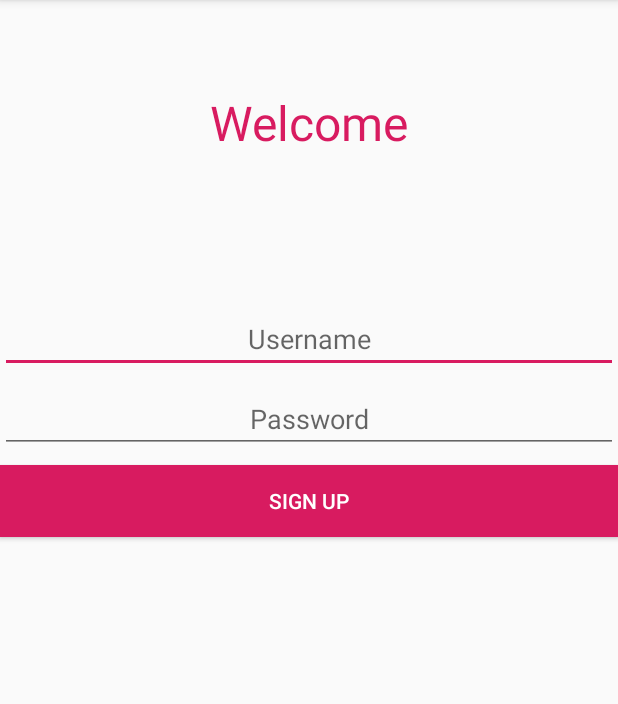
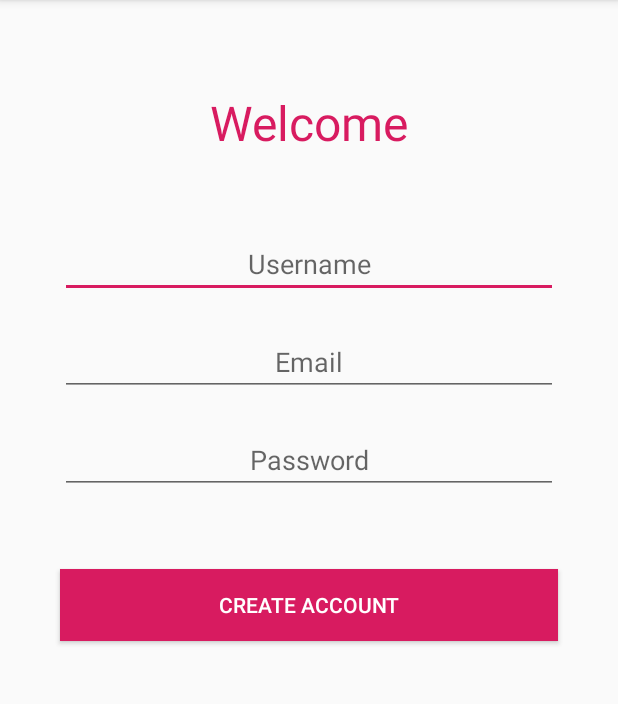
Before and after one commit to AmiraliSajadi/NoteBoi, an Android app: the sign_up screen opened directly, with no data from a screen before it, on a phone screen of 412 x 824 dp, the part 84-788 px from its top. Run offline under Robolectric (Android 15) with nearby library versions, the phone set to English and light mode, and no system bars; libraries missing offline, so code that uses them is left out: com.parse, dmax.dialog.

Commit message:
getting emails and sending verification emails

```diff
--- a/app/src/main/java/com/example/noteboi/sign_up.java
+++ b/app/src/main/java/com/example/noteboi/sign_up.java
@@ -6,14 +6,14 @@ import android.content.Intent;
 import android.net.ConnectivityManager;
 import android.net.NetworkInfo;
 import android.os.Bundle;
+import android.text.TextUtils;
+import android.util.Patterns;
 import android.view.View;
 import android.widget.Button;
 import android.widget.EditText;
 import android.widget.Toast;
 
-import com.example.noteboi.MainActivity;
-import com.example.noteboi.R;
-import com.google.android.material.snackbar.Snackbar;
+
 import com.parse.ParseException;
 import com.parse.ParseUser;
 import com.parse.SignUpCallback;
@@ -22,7 +22,7 @@ import dmax.dialog.SpotsDialog;
 
 public class sign_up extends AppCompatActivity {
 
-    EditText new_user, new_pass;
+    EditText new_user, new_pass, new_email;
     Button new_signup;
     android.app.AlertDialog dialog;
 
@@ -31,6 +31,7 @@ public class sign_up extends AppCompatActivity {
         super.onCreate(savedInstanceState);
         setContentView(R.layout.activity_sign_up);
 
+        new_email = findViewById(R.id.ed_new_email);
         new_user = findViewById(R.id.ed_new_user);
         new_pass = findViewById(R.id.ed_new_pass);
         new_signup = findViewById(R.id.b_signup);
@@ -61,10 +62,13 @@ public class sign_up extends AppCompatActivity {
 
             if (new_user.getText().toString().length() <= 12
                     && new_pass.getText().toString().length() >= 4
-                    && new_pass.getText().toString().length() <= 16){
+                    && new_pass.getText().toString().length() <= 16
+                    && isValidEmail(new_email.getText().toString().trim())){
                 ParseUser user = new ParseUser();
                 user.setUsername(new_user.getText().toString().trim());
                 user.setPassword(new_pass.getText().toString());
+                user.setEmail(new_email.getText().toString());
+
 
                 user.signUpInBackground(new SignUpCallback() {
                     public void done(ParseException e) {
@@ -82,6 +86,11 @@ public class sign_up extends AppCompatActivity {
                 });dialog.dismiss();
             }
 
+            else if(!isValidEmail(new_email.getText().toString())) {
+                Toast.makeText(this, "Invalid email format", Toast.LENGTH_SHORT).show();
+                dialog.dismiss();
+            }
+
             else if (new_user.getText().toString().length() > 12) {
                 Toast.makeText(this, "Username must contain less than 13 characters", Toast.LENGTH_LONG).show();
                 dialog.dismiss();
@@ -95,4 +104,9 @@ public class sign_up extends AppCompatActivity {
         else Toast.makeText(this, "Check Your Network Connection", Toast.LENGTH_LONG).show();
     }
 
+    //checking if the email format is valid
+    public static boolean isValidEmail(CharSequence target) {
+        return (!TextUtils.isEmpty(target) && Patterns.EMAIL_ADDRESS.matcher(target).matches());
+    }
+
 }
--- a/app/src/main/res/layout/activity_sign_up.xml
+++ b/app/src/main/res/layout/activity_sign_up.xml
@@ -21,36 +21,62 @@
         android:id="@+id/ed_new_user"
         android:layout_width="match_parent"
         android:layout_height="wrap_content"
+        android:layout_marginStart="40dp"
+        android:layout_marginTop="50dp"
+        android:layout_marginEnd="40dp"
+        android:gravity="center"
+        android:hint="Username"
         android:inputType="text"
         android:maxLines="1"
-        android:layout_marginTop="100dp"
+        app:layout_constraintEnd_toEndOf="parent"
+        app:layout_constraintStart_toStartOf="parent"
+        app:layout_constraintTop_toBottomOf="@+id/textView2" />
+
+    <EditText
+        android:id="@+id/ed_new_email"
+        android:layout_width="match_parent"
+        android:layout_height="wrap_content"
+        android:layout_marginStart="40dp"
+        android:layout_marginTop="20dp"
+        android:layout_marginEnd="40dp"
         android:gravity="center"
-        android:hint="Username"
-        app:layout_constraintTop_toBottomOf="@+id/textView2"
-        tools:layout_editor_absoluteX="0dp" />
+        android:hint="Email"
+        android:inputType="textEmailAddress"
+        android:maxLines="1"
+        app:layout_constraintEnd_toEndOf="parent"
+        app:layout_constraintHorizontal_bias="0.0"
+        app:layout_constraintStart_toStartOf="parent"
+        app:layout_constraintTop_toBottomOf="@+id/ed_new_user" />
 
     <EditText
         android:id="@+id/ed_new_pass"
         android:layout_width="match_parent"
         android:layout_height="wrap_content"
-        android:layout_marginTop="8dp"
+        android:layout_marginStart="40dp"
+        android:layout_marginTop="20dp"
+        android:layout_marginEnd="40dp"
         android:gravity="center"
         android:hint="Password"
+        android:inputType="textPassword"
         android:maxLines="1"
-        android:inputType="textPassword"
-        app:layout_constraintTop_toBottomOf="@+id/ed_new_user"
-        tools:layout_editor_absoluteX="0dp" />
+        app:layout_constraintEnd_toEndOf="parent"
+        app:layout_constraintHorizontal_bias="0.0"
+        app:layout_constraintStart_toStartOf="parent"
+        app:layout_constraintTop_toBottomOf="@+id/ed_new_email" />
 
     <Button
         android:id="@+id/b_signup"
-        android:onClick="sign_up"
         android:layout_width="match_parent"
         android:layout_height="wrap_content"
-        android:layout_marginTop="8dp"
-        android:text="sign up"
+        android:layout_marginStart="40dp"
+        android:layout_marginTop="50dp"
+        android:layout_marginEnd="40dp"
+        android:background="#808080"
         android:backgroundTint="#D81B60"
+        android:onClick="sign_up"
+        android:text="create account"
         android:textColor="#fff"
-        android:background="#808080"
-        app:layout_constraintTop_toBottomOf="@+id/ed_new_pass"
-        tools:layout_editor_absoluteX="16dp" />
+        app:layout_constraintEnd_toEndOf="parent"
+        app:layout_constraintStart_toStartOf="parent"
+        app:layout_constraintTop_toBottomOf="@+id/ed_new_pass" />
 </androidx.constraintlayout.widget.ConstraintLayout>
```
Also changed, not shown: app/src/main/res/layout/activity_main.xml (+22 -15 lines).
